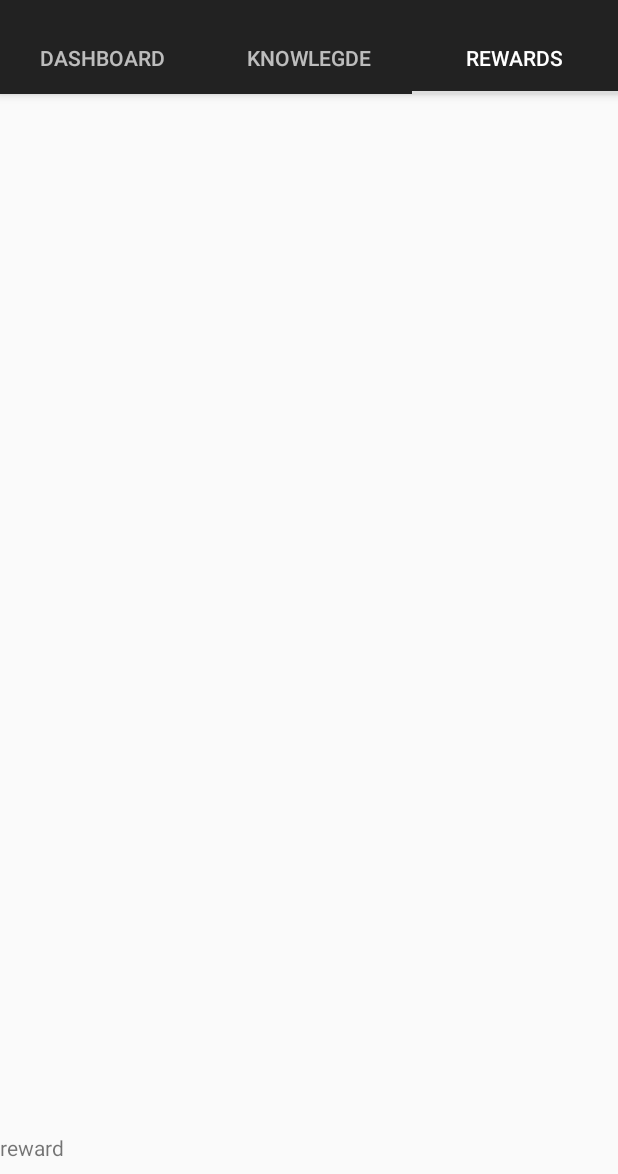
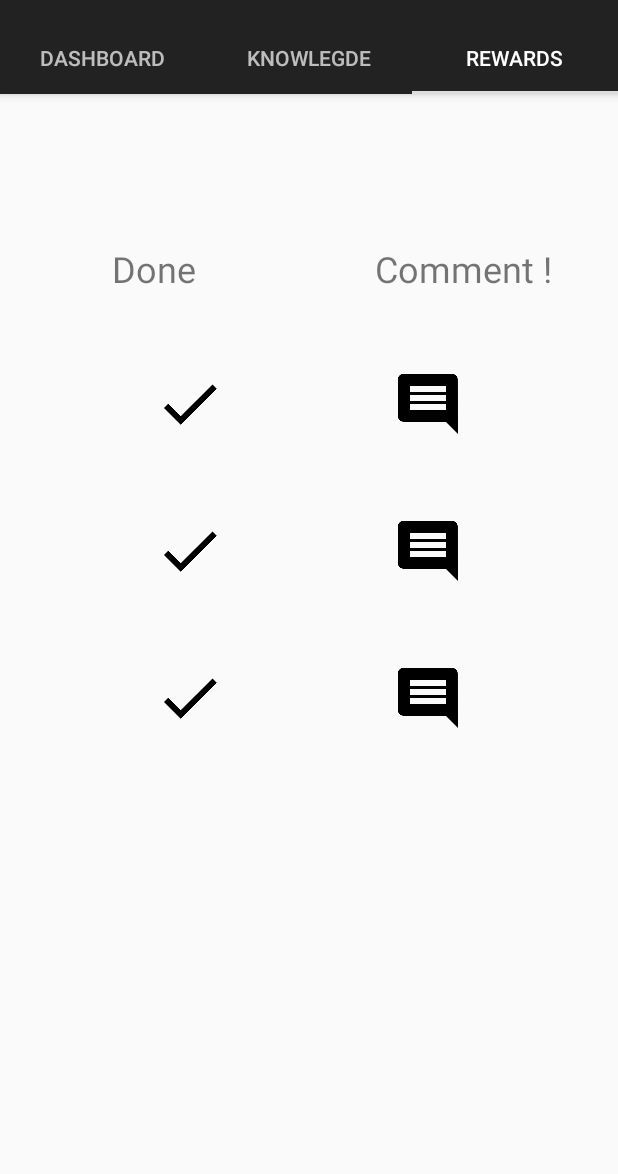
Before and after one commit to alexandre7777/develop-our-potential, an Android app: the screen it shows after launch (HomeActivity), tab 3 chosen, on a phone screen of 412 x 824 dp, the part 62-1236 px from its top. Run offline under Robolectric (Android 15) with nearby library versions, the phone set to English and light mode, and no system bars; our stand-ins replace Room's generated code; libraries missing offline, so code that uses them is left out: android.arch.persistence, com.facebook.stetho; 1 statement that could not run was skipped.

Commit message:
building layout for reward

```diff
--- a/app/src/main/res/layout/fragment_reward.xml
+++ b/app/src/main/res/layout/fragment_reward.xml
@@ -2,14 +2,118 @@
 <android.support.constraint.ConstraintLayout
     xmlns:android="http://schemas.android.com/apk/res/android"
     xmlns:app="http://schemas.android.com/apk/res-auto"
+    xmlns:tools="http://schemas.android.com/tools"
     android:layout_width="match_parent"
     android:layout_height="match_parent">
 
+
     <TextView
+        android:id="@+id/doneTxt"
+        android:layout_width="0dp"
+        android:layout_height="wrap_content"
+        android:layout_marginEnd="8dp"
+        android:layout_marginStart="8dp"
+        android:layout_marginTop="100dp"
+        android:text="@string/done"
+        app:layout_constraintEnd_toStartOf="@+id/textView2"
+        app:layout_constraintStart_toStartOf="parent"
+        app:layout_constraintTop_toTopOf="parent"
+        android:gravity="center"
+        android:textSize="@dimen/text_big"/>
+
+    <ImageView
+        android:id="@+id/doneBronze"
         android:layout_width="wrap_content"
         android:layout_height="wrap_content"
-        android:layout_marginBottom="8dp"
-        android:text="reward"
-        app:layout_constraintBottom_toBottomOf="parent" />
+        android:layout_marginEnd="8dp"
+        android:layout_marginStart="8dp"
+        android:layout_marginTop="50dp"
+        android:contentDescription="@string/done"
+        android:src="@drawable/done"
+        app:layout_constraintEnd_toStartOf="@+id/commentBronze"
+        app:layout_constraintStart_toStartOf="parent"
+        app:layout_constraintTop_toBottomOf="@+id/doneTxt" />
+
+    <ImageView
+        android:id="@+id/doneSilver"
+        android:layout_width="wrap_content"
+        android:layout_height="wrap_content"
+        android:layout_marginEnd="8dp"
+        android:layout_marginStart="8dp"
+        android:layout_marginTop="50dp"
+        android:contentDescription="@string/done"
+        android:src="@drawable/done"
+        app:layout_constraintEnd_toStartOf="@+id/commentSilver"
+        app:layout_constraintStart_toStartOf="parent"
+        app:layout_constraintTop_toBottomOf="@+id/doneBronze" />
+
+
+    <ImageView
+        android:id="@+id/doneGold"
+        android:layout_width="wrap_content"
+        android:layout_height="wrap_content"
+        android:layout_marginEnd="8dp"
+        android:layout_marginStart="8dp"
+        android:layout_marginTop="50dp"
+        android:contentDescription="@string/done"
+        android:src="@drawable/done"
+        app:layout_constraintEnd_toStartOf="@+id/commentGold"
+        app:layout_constraintStart_toStartOf="parent"
+        app:layout_constraintTop_toBottomOf="@+id/doneSilver" />
+
+
+    <TextView
+        android:id="@+id/textView2"
+        android:layout_width="0dp"
+        android:layout_height="wrap_content"
+        android:layout_marginEnd="8dp"
+        android:layout_marginStart="8dp"
+        android:text="@string/comment"
+        app:layout_constraintEnd_toEndOf="parent"
+        app:layout_constraintStart_toEndOf="@+id/doneTxt"
+        app:layout_constraintTop_toTopOf="@+id/doneTxt"
+        android:gravity="center"
+        android:textSize="@dimen/text_big"/>
+
+    <ImageView
+        android:id="@+id/commentBronze"
+        android:layout_width="wrap_content"
+        android:layout_height="wrap_content"
+        android:layout_marginEnd="8dp"
+        android:layout_marginStart="8dp"
+        android:contentDescription="@string/comment"
+        android:src="@drawable/comment"
+        app:layout_constraintEnd_toEndOf="parent"
+        app:layout_constraintStart_toEndOf="@+id/doneBronze"
+        app:layout_constraintTop_toTopOf="@+id/doneBronze" />
+
+
+    <ImageView
+        android:id="@+id/commentSilver"
+        android:layout_width="wrap_content"
+        android:layout_height="wrap_content"
+        android:layout_marginEnd="8dp"
+        android:layout_marginStart="8dp"
+        android:contentDescription="@string/comment"
+        android:src="@drawable/comment"
+        app:layout_constraintEnd_toEndOf="parent"
+        app:layout_constraintStart_toEndOf="@+id/doneSilver"
+        app:layout_constraintTop_toTopOf="@+id/doneSilver" />
+
+
+    <ImageView
+        android:id="@+id/commentGold"
+        android:layout_width="wrap_content"
+        android:layout_height="wrap_content"
+        android:layout_marginEnd="8dp"
+        android:layout_marginStart="8dp"
+        android:contentDescription="@string/comment"
+        android:src="@drawable/comment"
+        app:layout_constraintEnd_toEndOf="parent"
+        app:layout_constraintStart_toEndOf="@+id/doneGold"
+        app:layout_constraintTop_toTopOf="@+id/doneGold" />
+
+
+
 
 </android.support.constraint.ConstraintLayout>
--- a/app/src/main/res/values/strings.xml
+++ b/app/src/main/res/values/strings.xml
@@ -17,4 +17,5 @@
     <string name="people">people</string>
     <string name="thumb_up">thumb up</string>
     <string name="explanation">Work every week on your %1$s skill and your progression for the last 7 days will be displayed !</string>
+    <string name="done">Done</string>
 </resources>
```
